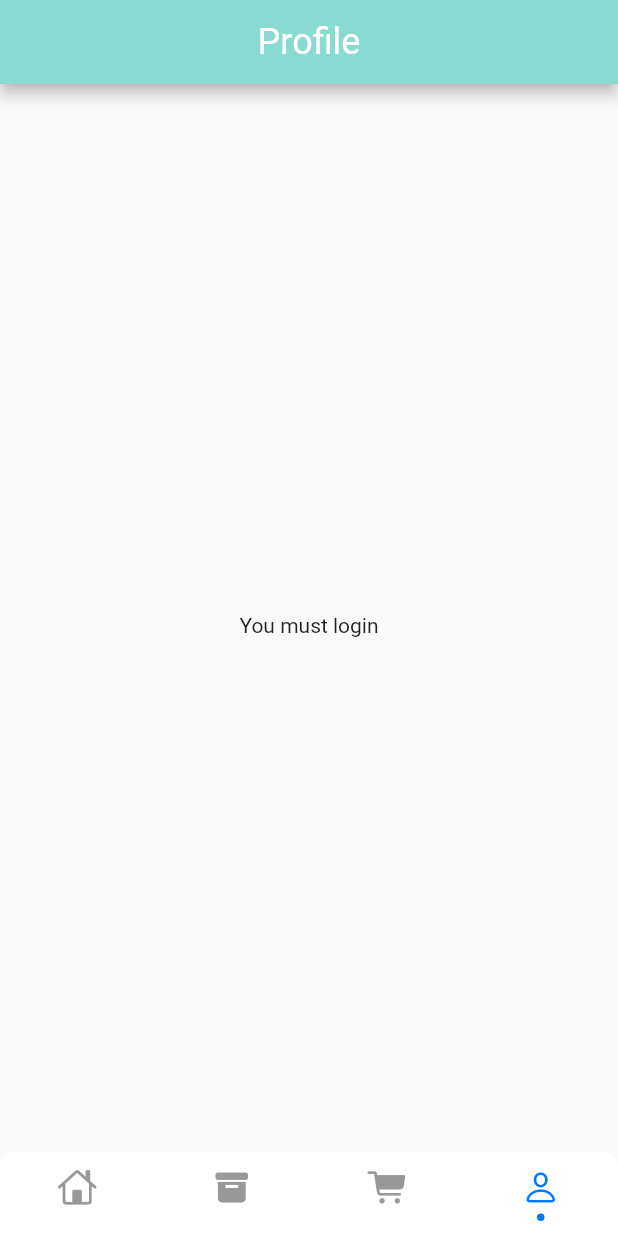
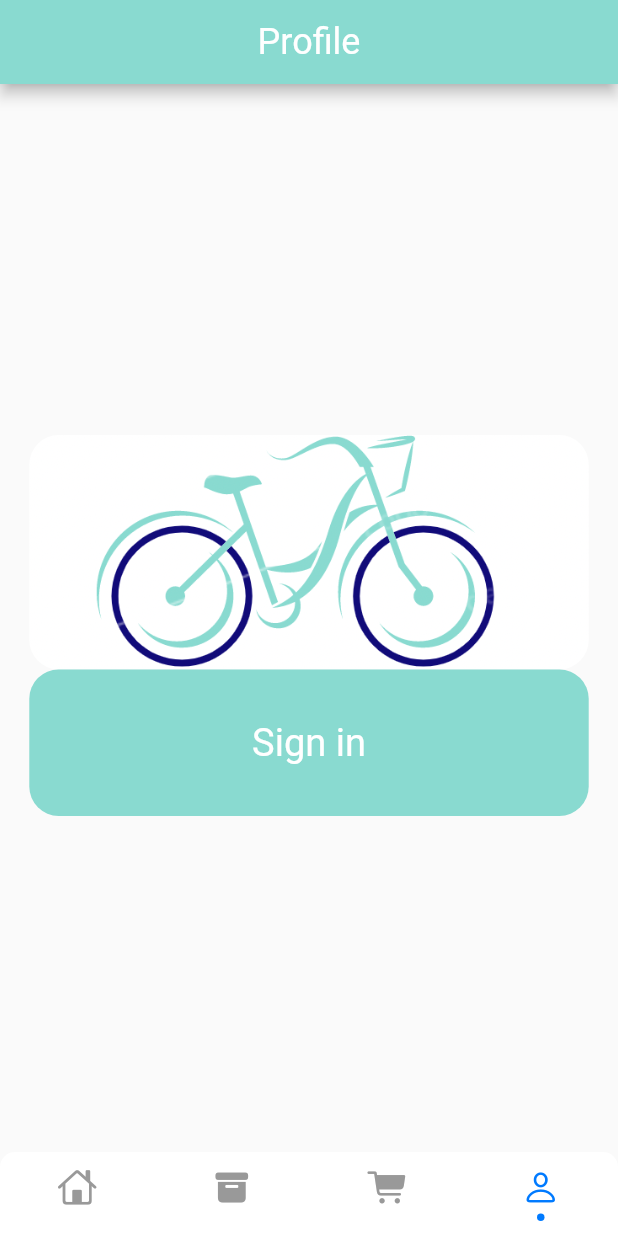
Before and after one commit to Khanye/food_delivery, a Flutter app: the screen it shows after launch, item 4 of the bottom bar chosen, on a phone screen of 412 x 824 dp. Run offline on Flutter 3.47's test engine with Material 2 defaults, Android fonts, the phone set to English and light mode, and no system bars; drawn by our look-alikes of persistent_bottom_nav_bar; our stand-ins replace dots_indicator, get, shared_preferences; accounts and stored records are empty; network calls fail.

Commit message:
Account Page Complete
Fix Sign Up and Account Page UI

```diff
--- a/lib/data/api/api_client.dart
+++ b/lib/data/api/api_client.dart
@@ -1,17 +1,19 @@
 import 'package:get/get.dart';
+import 'package:shared_preferences/shared_preferences.dart';
 
 import '../../utils/app_constants.dart';
 
 class ApiClient extends GetConnect implements GetxService{
   late String token;
   final String appBaseUrl;
+  late SharedPreferences sharedPreferences;
 
   late Map<String ,String> _mainHeaders;
 
-  ApiClient({required this.appBaseUrl }){
+  ApiClient({required this.appBaseUrl, required this.sharedPreferences }){
     baseUrl = appBaseUrl;
     timeout = const Duration(seconds: 30);
-    token =AppConstants.TOKEN;
+    token = sharedPreferences.getString(AppConstants.TOKEN)??"";
     _mainHeaders = {
       'Content-type' : 'application/json; charset=UTF-8',
       'Authorization': 'Bearer $token',
--- a/lib/helper/dependencies.dart
+++ b/lib/helper/dependencies.dart
@@ -20,7 +20,7 @@ final sharedPreferences  = await SharedPreferences.getInstance();
 
 Get.lazyPut(() => sharedPreferences);
 //api client
-Get.lazyPut(()=>ApiClient(appBaseUrl: AppConstants.BASE_URL));
+Get.lazyPut(()=>ApiClient(appBaseUrl: AppConstants.BASE_URL,sharedPreferences: Get.find()));
 Get.lazyPut(() => AuthRepo(apiClient: Get.find(), sharedPreferences: Get.find()));
 Get.lazyPut(() => UserRepo(apiClient: Get.find()));
 
--- a/lib/pages/account/account_page.dart
+++ b/lib/pages/account/account_page.dart
@@ -133,7 +133,42 @@ class AccountPage extends StatelessWidget {
           ),
         ):
         const Center(child: CircularProgressIndicator())):
-        const Center(child:Text("You must login"));
+        Container(
+            child: Center(child:Column(
+              mainAxisAlignment: MainAxisAlignment.center,
+          children: [
+            Container(
+              width: double.maxFinite,
+              height: Dimensions.height20*8,
+              margin: EdgeInsets.only(left: Dimensions.width20, right: Dimensions.width20),
+              decoration: BoxDecoration(
+                  borderRadius: BorderRadius.circular(Dimensions.radius20),
+                  image: DecorationImage(
+                      fit: BoxFit.cover,
+                      image: AssetImage(
+                          "assets/image/signintocontinue.png"
+                      )
+                  )
+              ),
+            ),
+            GestureDetector(
+              onTap: (){
+                Get.toNamed(RouteHelper.getSigninPage());
+              },
+              child: Container(
+                width: double.maxFinite,
+                height: Dimensions.height20*5,
+                margin: EdgeInsets.only(left: Dimensions.width20, right: Dimensions.width20),
+                decoration: BoxDecoration(
+                  color: AppColors.mainColor,
+                    borderRadius: BorderRadius.circular(Dimensions.radius20),
+
+                ),
+                child: Center(child: BigText(text: "Sign in", color: Colors.white,size: Dimensions.font26,)),
+              ),
+            )
+          ],
+        )));
       }),
     );
   }
--- a/lib/pages/auth/sign_up_page.dart
+++ b/lib/pages/auth/sign_up_page.dart
@@ -3,6 +3,7 @@ import 'package:flutter/gestures.dart';
 import 'package:flutter/material.dart';
 import 'package:food_delivery/base/show_snackbar.dart';
 import 'package:food_delivery/models/signup_model.dart';
+import 'package:food_delivery/routes/route_helper.dart';
 import 'package:food_delivery/widgets/%20app_textfield.dart';
 import 'package:food_delivery/widgets/big_text.dart';
 import 'package:get/get.dart';
@@ -56,6 +57,7 @@ class SignUpPage extends StatelessWidget {
         authController.registrationController(model).then((status){
           if(status.isSuccess){
             print("Registration Successful");
+            Get.offNamed(RouteHelper.getInitial());
           }else{
             showSnackBar(status.message);
           }
```
Also changed, not shown: 2 other files.
